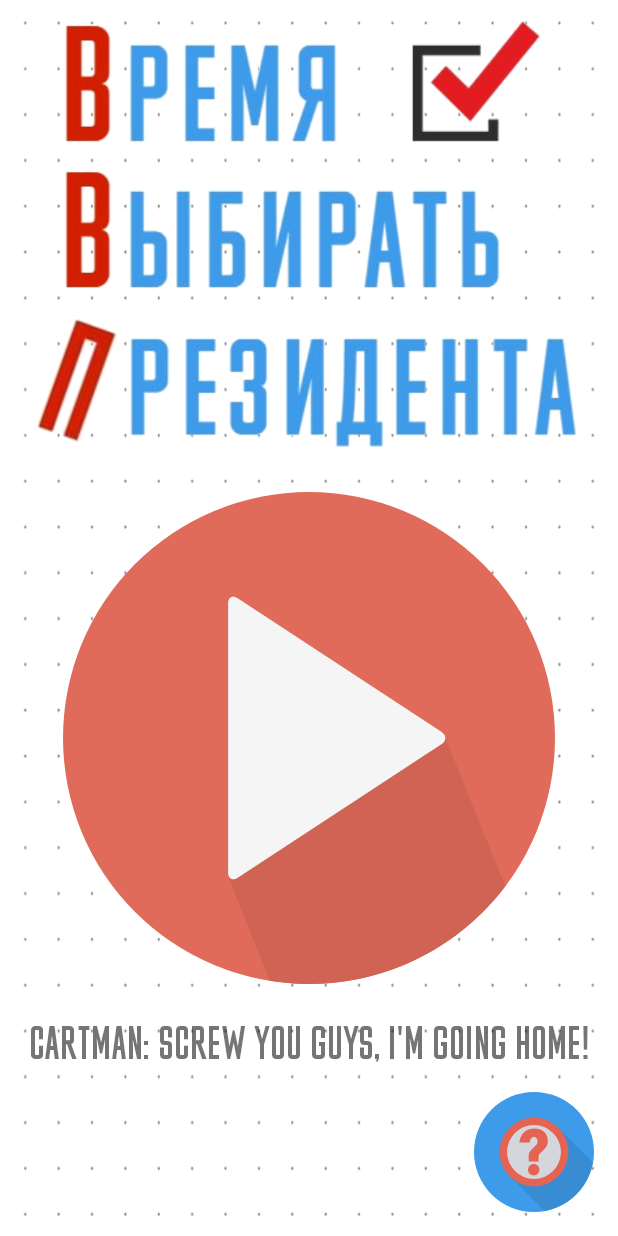
After one commit to Qumeric/elections, an Android app: the layout activity_new_game.xml on its own in the app's theme, with its tools: preview values and no code run, on a phone screen of 412 x 824 dp. The commit adds this screen. Run offline under Robolectric (Android 15) with nearby library versions, the phone set to English and light mode, and no system bars.

Commit message:
Move new game screen to constraint layout

```diff
--- a/app/build.gradle
+++ b/app/build.gradle
@@ -35,6 +35,7 @@ dependencies {
     implementation 'androidx.appcompat:appcompat:1.0.0'
     implementation 'com.google.android.material:material:1.0.0'
     implementation 'androidx.cardview:cardview:1.0.0'
+    implementation 'androidx.constraintlayout:constraintlayout:1.1.3'
     testImplementation 'junit:junit:4.12'
     androidTestImplementation('androidx.test.espresso:espresso-core:3.1.0-beta02', {
         exclude group: 'com.android.support', module: 'support-annotations'
--- /dev/null
+++ b/app/src/main/res/layout/activity_new_game.xml
@@ -0,0 +1,67 @@
+<?xml version="1.0" encoding="utf-8"?>
+<androidx.constraintlayout.widget.ConstraintLayout xmlns:android="http://schemas.android.com/apk/res/android"
+    xmlns:app="http://schemas.android.com/apk/res-auto"
+    xmlns:tools="http://schemas.android.com/tools"
+    android:id="@+id/activity_battle"
+    android:layout_width="match_parent"
+    android:layout_height="match_parent"
+    android:orientation="vertical"
+    tools:context=".NewGameActivity"
+    tools:layout_editor_absoluteY="25dp">
+
+    <ImageView
+        android:id="@+id/logo"
+        android:layout_width="0dp"
+        android:layout_height="0dp"
+        android:contentDescription="@string/game_logo"
+        android:src="@drawable/logo"
+        app:layout_constraintBottom_toTopOf="@+id/playBtn"
+        app:layout_constraintEnd_toEndOf="parent"
+        app:layout_constraintHorizontal_bias="0.5"
+        app:layout_constraintStart_toStartOf="parent"
+        app:layout_constraintTop_toTopOf="parent"
+        tools:text="Title" />
+
+    <ImageView
+        android:id="@+id/playBtn"
+        android:layout_width="0dp"
+        android:layout_height="0dp"
+        android:layout_marginBottom="24dp"
+        android:contentDescription="@string/play_button"
+        android:onClick="play"
+        app:layout_constraintBottom_toTopOf="@+id/quoteTV"
+        app:layout_constraintEnd_toEndOf="parent"
+        app:layout_constraintHorizontal_bias="0.5"
+        app:layout_constraintStart_toStartOf="parent"
+        app:layout_constraintTop_toBottomOf="@+id/logo"
+        app:srcCompat="@drawable/ic_play" />
+
+    <ImageView
+        android:id="@+id/infoBtn"
+        android:layout_width="80dp"
+        android:layout_height="80dp"
+        android:layout_marginEnd="16dp"
+        android:layout_marginBottom="16dp"
+        android:contentDescription="@string/info_button"
+        android:onClick="showInfo"
+        app:layout_constraintBottom_toBottomOf="parent"
+        app:layout_constraintEnd_toEndOf="parent"
+        app:srcCompat="@drawable/ic_question" />
+
+    <TextView
+        android:id="@+id/quoteTV"
+        android:layout_width="wrap_content"
+        android:layout_height="80dp"
+        android:layout_marginStart="24dp"
+        android:layout_marginEnd="24dp"
+        android:layout_marginBottom="64dp"
+        android:contentDescription="@string/quote"
+        android:fontFamily="@font/mfred"
+        android:textAlignment="center"
+        android:textSize="30sp"
+        app:layout_constraintBottom_toBottomOf="parent"
+        app:layout_constraintEnd_toEndOf="parent"
+        app:layout_constraintStart_toStartOf="parent"
+        app:layout_constraintTop_toBottomOf="@+id/playBtn"
+        tools:text="Cartman: Screw you guys, I'm going home!" />
+</androidx.constraintlayout.widget.ConstraintLayout>
--- a/app/src/main/res/values/strings.xml
+++ b/app/src/main/res/values/strings.xml
@@ -104,4 +104,8 @@
     <string name="info_title">Developers</string>
     <string name="info_message">\@qumeric\n\@chad_vicious\n\@artiombash\n\@slavaboev\n\@lizzzalee\n\@_justwitch_\n\nResources:\nwww.flaticon.com\nfreesound.org\nwav-library.net
     </string>
+    <string name="game_logo">Game logo</string>
+    <string name="play_button">Play button</string>
+    <string name="info_button">A button with a question mark</string>
+    <string name="quote">Quote</string>
 </resources>
```
Also changed, not shown: app/src/main/java/rocks/che/elections/NewGameActivity.kt (+21 -6 lines), app/src/main/java/rocks/che/elections/NewGameView.kt (deleted, +0 -176 lines), app/src/main/java/rocks/che/elections/helpers/DefaultActivity.kt (+3 -5 lines), app/src/main/res/font/mfred.ttf (added), 1 other file.
